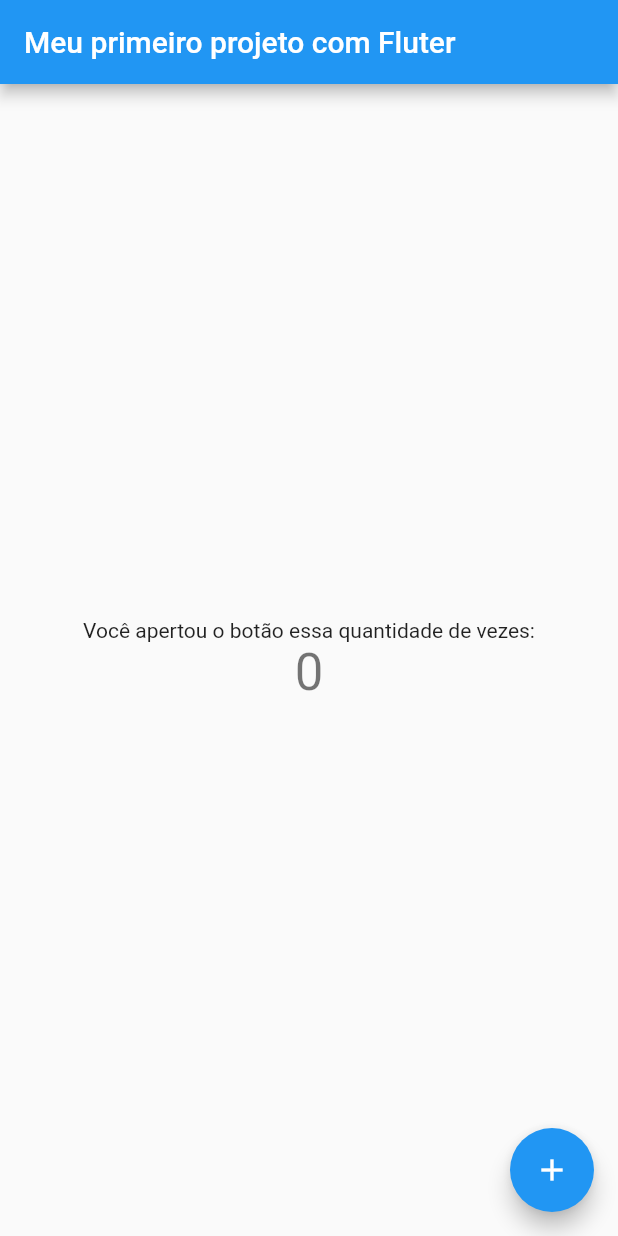
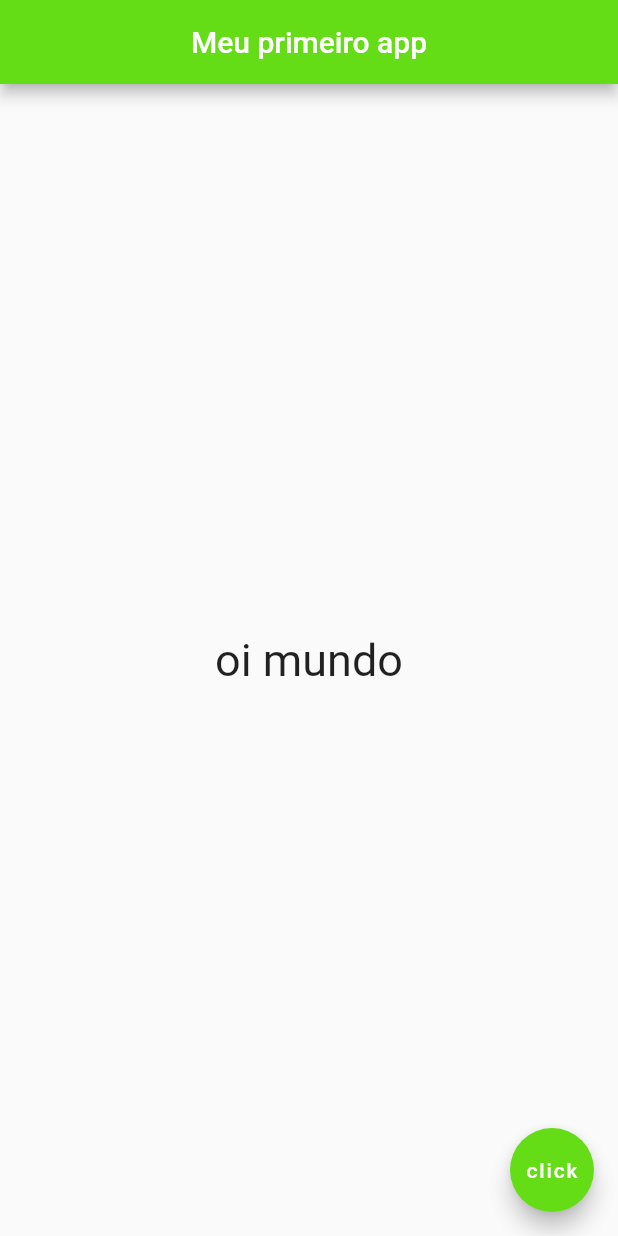
Before and after one commit to DanielFrancaContaGit/MyFistFlutterProject, a Flutter app: the screen it shows after launch, on a phone screen of 412 x 824 dp. Run offline on Flutter 3.47's test engine with Material 2 defaults, Android fonts, the phone set to English and light mode, and no system bars.

```diff
--- a/lib/main.dart
+++ b/lib/main.dart
@@ -1,75 +1,31 @@
 import 'package:flutter/material.dart';
 
-void main() => runApp(MyApp());
+void main() => runApp(MaterialApp(
+  home: Home(),
+));
 
-class MyApp extends StatelessWidget {
-  // This widget is the root of your application.
-  @override
-  Widget build(BuildContext context) {
-    return MaterialApp(
-      title: 'Flutter Demo',
-      theme: ThemeData(
-        primarySwatch: Colors.blue,
-      ),
-      home: MyHomePage(title: 'Meu primeiro projeto com Fluter'),
-    );
-  }
-}
-
-class MyHomePage extends StatefulWidget {
-  MyHomePage({Key key, this.title}) : super(key: key);
-
-  final String title;
-
-  @override
-  _MyHomePageState createState() => _MyHomePageState();
-}
-
-class _MyHomePageState extends State<MyHomePage> {
-  int _counter = 0;
-
-  void _incrementCounter() {
-    setState(() {
-       _counter++;
-    });
-  }
-
-  void _decremantConter() {
-    setState(() {
-      _counter--;
-    });
-  }
-
+class Home extends StatelessWidget {
   @override
   Widget build(BuildContext context) {
     return Scaffold(
       appBar: AppBar(
-        title: Text(widget.title),
+        title: Text('Meu primeiro app'),
+        centerTitle: true,
+        backgroundColor: Colors.lightGreenAccent[700],
       ),
       body: Center(
-        child: Column(
-          mainAxisAlignment: MainAxisAlignment.center,
-          children: <Widget>[
-            Text(
-              'Você apertou o botão essa quantidade de vezes:',
+        child: Text(
+          'oi mundo',
+          style: TextStyle(
+            fontSize: 30,
           ),
-            Text(
-              '$_counter',
-              style: Theme.of(context).textTheme.display1,
-            ),
-          ],
         ),
       ),
       floatingActionButton: FloatingActionButton(
-        onPressed: _incrementCounter,
-        tooltip: 'Increment',
-        child: Icon(Icons.add),
-      ), // This trailing comma makes auto-formatting nicer for build methods.
-      // bottomSheet: FloatingActionButton(
-      //   onPressed: _decremantConter,
-      //   tooltip: 'Decrement',
-      //   child: Icon(Icons.remove),
-      // ),
+        onPressed: () {},
+        child: Text('click'),
+        backgroundColor: Colors.lightGreenAccent[700],
+      ),
     );
   }
 }
```
Also changed, not shown: 1 other file. Lines whose indentation alone changed are shown as unchanged.
